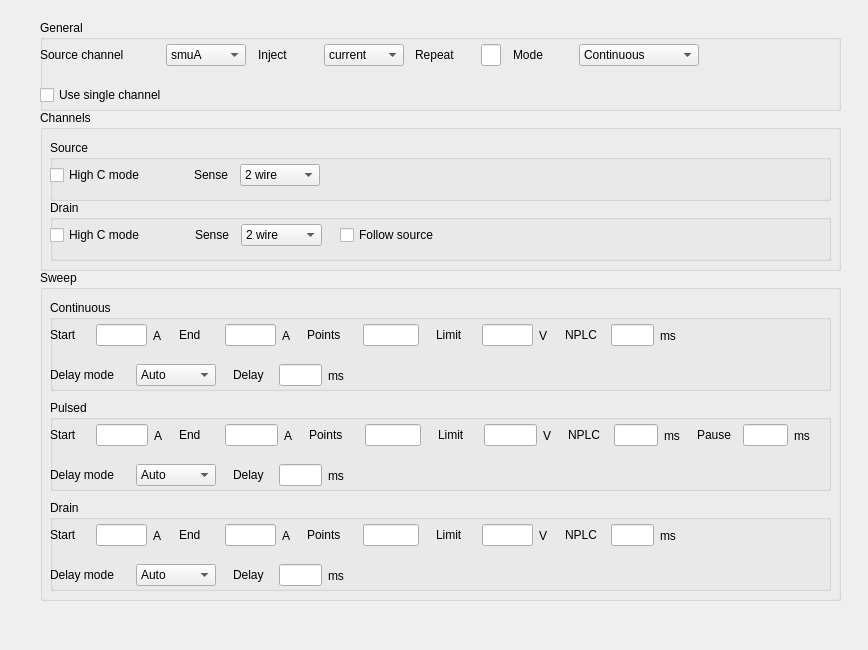
The window that plugins/Keithley/Keithley2612B_settingsWidget.ui (pyIVLS/pyIVLS) describes before a commit, drawn with Qt 5.
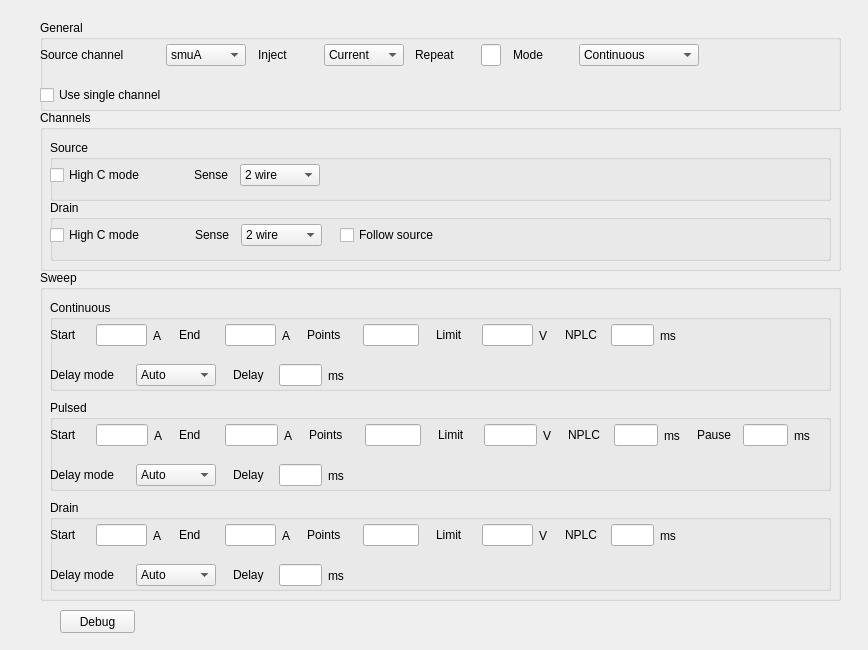
The same window after the commit.

Commit message: Trying to fix my mess of an implementation for keithley

What changed in the file:
```diff
--- a/plugins/Keithley/Keithley2612B_settingsWidget.ui
+++ b/plugins/Keithley/Keithley2612B_settingsWidget.ui
@@ -146,7 +146,7 @@
          </property>
          <item>
           <property name="text">
-           <string>current</string>
+           <string>Current</string>
           </property>
          </item>
          <item>
@@ -2033,6 +2033,19 @@
     </widget>
    </widget>
   </widget>
+  <widget class="QPushButton" name="pushButton">
+   <property name="geometry">
+    <rect>
+     <x>60</x>
+     <y>610</y>
+     <width>75</width>
+     <height>23</height>
+    </rect>
+   </property>
+   <property name="text">
+    <string>Debug</string>
+   </property>
+  </widget>
  </widget>
  <resources/>
  <connections/>
```
Left out of the diff: 2 changed lines with no effect on the pictures. The commit also changes 3 other files.
